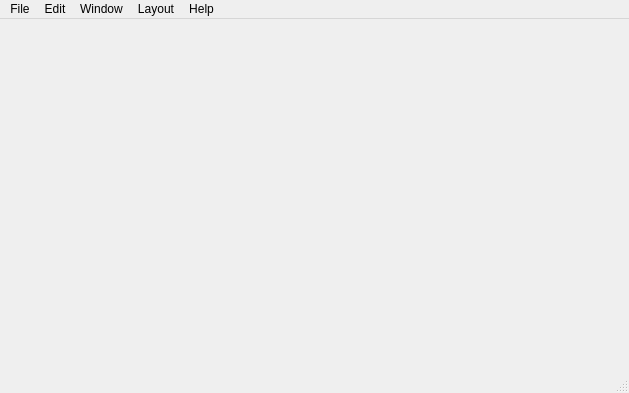
Before: the Qt Designer form HodEngine-Editor/Src/mainwindow.ui in Glordim/HodEngine, drawn with Qt 5.
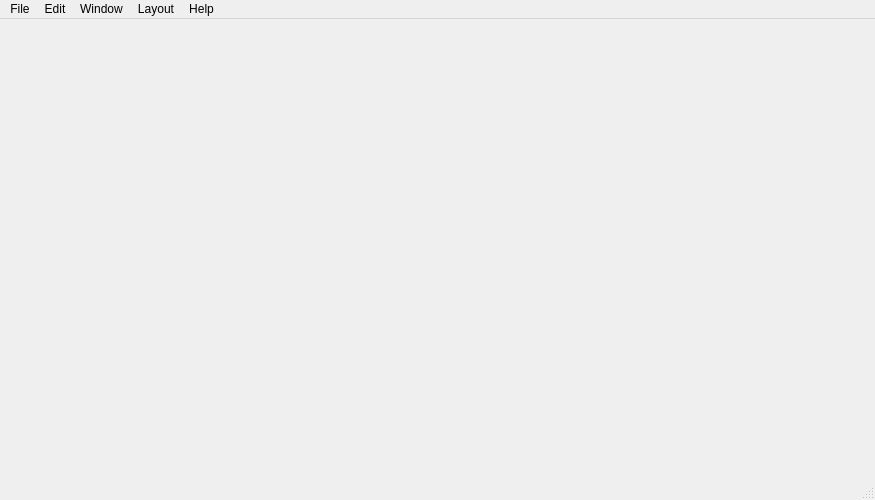
After: the same form once the commit is applied.

What changed in the file:
```diff
--- a/HodEngine-Editor/Src/mainwindow.ui
+++ b/HodEngine-Editor/Src/mainwindow.ui
@@ -6,8 +6,8 @@
    <rect>
     <x>0</x>
     <y>0</y>
-    <width>629</width>
-    <height>393</height>
+    <width>875</width>
+    <height>500</height>
    </rect>
   </property>
   <property name="windowTitle">
@@ -19,7 +19,7 @@
     <rect>
      <x>0</x>
      <y>0</y>
-     <width>629</width>
+     <width>875</width>
      <height>22</height>
     </rect>
    </property>
```
